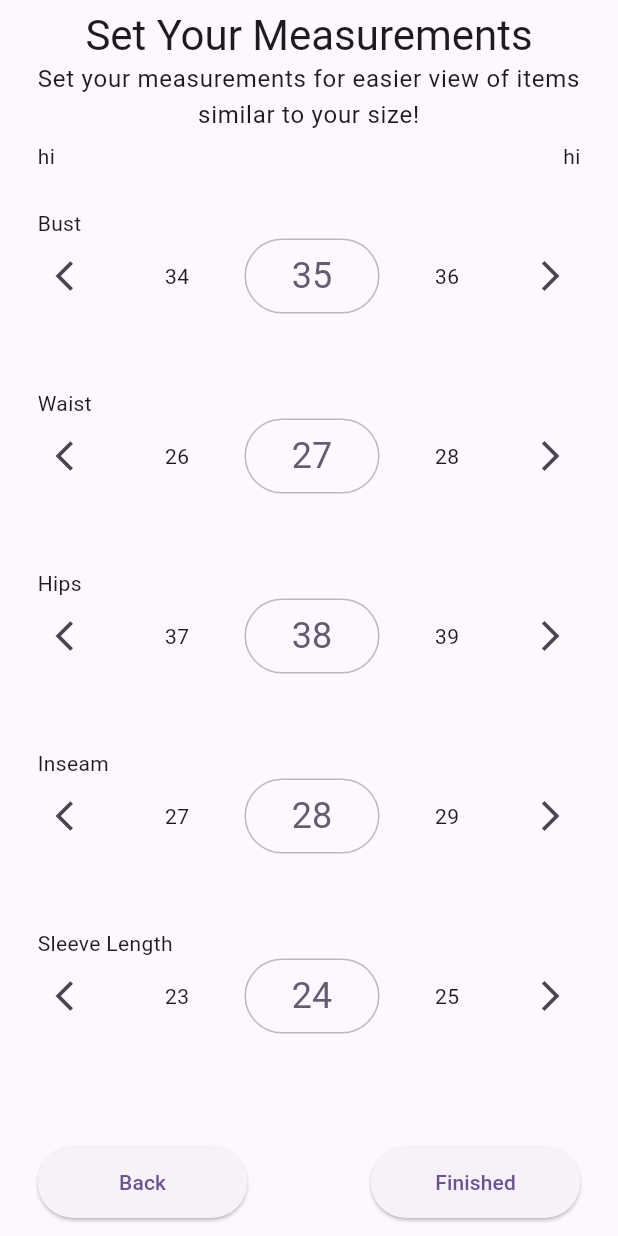
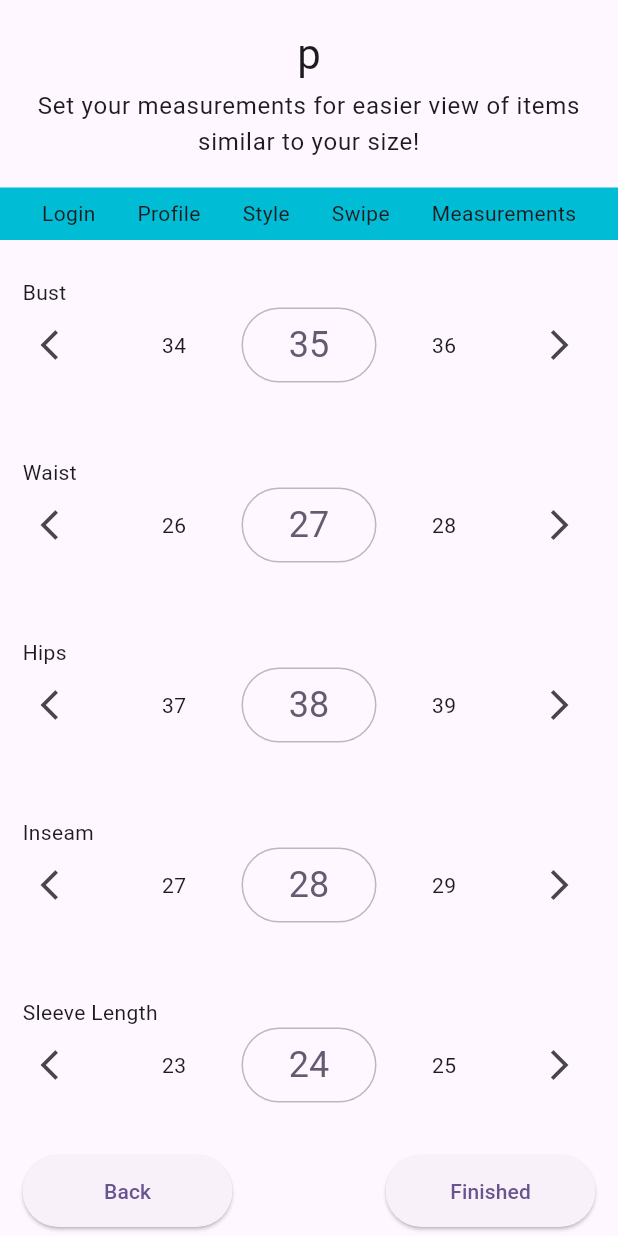
Before and after one commit to rndvouz/rndvouz_mobile_app, a Flutter app: the SignUpSize screen opened by its route, on a phone screen of 412 x 824 dp. Run offline on Flutter 3.47's test engine with Material 2 defaults, Android fonts, the phone set to English and light mode, and no system bars; drawn by our look-alikes of numberpicker.

Commit message:
update on progress for onboarding top part

```diff
--- a/app/lib/sign_up_size.dart
+++ b/app/lib/sign_up_size.dart
@@ -1,16 +1,70 @@
+import 'package:app/sign_up_top_bar.dart';
 import 'package:flutter/material.dart';
 import 'package:numberpicker/numberpicker.dart';
 
 import 'dart:developer' as developer;
 
 class SignUpSize extends StatefulWidget {
-  SignUpSize({super.key});
+  const SignUpSize({super.key});
 
   @override
-  _SignUpSizeState createState() => _SignUpSizeState();
+  SignUpSizeState createState() => SignUpSizeState();
 }
 
-class _SignUpSizeState extends State<SignUpSize> {
+class SignUpSizeState extends State<SignUpSize> {
+  final String step = 'measurements';
+
+  @override
+  Widget build(BuildContext context) {
+    return Scaffold(
+      body: SafeArea(
+        child: Column(
+          children: [
+            SignUpTopBar(),
+            Padding(
+              padding: const EdgeInsets.only(left: 15, right: 15),
+              child: Column(
+                children: [
+                  _setMeasurementBuilder('Bust', 35, 15, 50),
+                  _setMeasurementBuilder('Waist', 27, 15, 50),
+                  _setMeasurementBuilder('Hips', 38, 15, 50),
+                  _setMeasurementBuilder('Inseam', 28, 15, 50),
+                  _setMeasurementBuilder('Sleeve Length', 24, 15, 50),
+                  SizedBox(height: 10),
+                  Row(
+                    mainAxisAlignment: MainAxisAlignment.spaceBetween,
+                    children: [
+                      Column(
+                        children: <Widget>[
+                          ElevatedButton(
+                            onPressed: () {},
+                            style: ElevatedButton.styleFrom(
+                                fixedSize: Size(140.0, 48.0)),
+                            child: Text('Back'),
+                          )
+                        ],
+                      ),
+                      Column(
+                        children: <Widget>[
+                          ElevatedButton(
+                            onPressed: () {},
+                            style: ElevatedButton.styleFrom(
+                                fixedSize: Size(140.0, 48.0)),
+                            child: Text('Finished'),
+                          )
+                        ],
+                      ),
+                    ],
+                  ),
+                ],
+              ),
+            )
+          ],
+        ),
+      ),
+    );
+  }
+
   // Builder method
   Widget _setMeasurementBuilder(String label, int val, int min, int max) {
     return StatefulBuilder(
@@ -71,82 +125,4 @@ class _SignUpSizeState extends State<SignUpSize> {
       },
     );
   }
-
-  @override
-  Widget build(BuildContext context) {
-    return Scaffold(
-      body: Padding(
-        padding: EdgeInsets.only(left: 25.0, right: 25.0),
-        child: ListView(
-          children: [
-            SizedBox(height: 5),
-            Row(
-              mainAxisAlignment: MainAxisAlignment.center,
-              children: [
-                Text(
-                  'Set Your Measurements',
-                  style: Theme.of(context).textTheme.headlineMedium,
-                ),
-              ],
-            ),
-            Row(
-              mainAxisAlignment: MainAxisAlignment.center,
-              children: [
-                Flexible(
-                  child: Text(
-                    textAlign: TextAlign.center,
-                    'Set your measurements for easier view of items similar to your size!',
-                    style: Theme.of(context).textTheme.bodyLarge,
-                  ),
-                ),
-              ],
-            ),
-            SizedBox(height: 5),
-            Row(
-              mainAxisAlignment: MainAxisAlignment.spaceBetween,
-              children: [
-                Column(
-                  children: [Text('hi')],
-                ),
-                Column(
-                  children: [Text('hi')],
-                ),
-              ],
-            ),
-            _setMeasurementBuilder('Bust', 35, 15, 50),
-            _setMeasurementBuilder('Waist', 27, 15, 50),
-            _setMeasurementBuilder('Hips', 38, 15, 50),
-            _setMeasurementBuilder('Inseam', 28, 15, 50),
-            _setMeasurementBuilder('Sleeve Length', 24, 15, 50),
-            SizedBox(height: 50),
-            Row(
-              mainAxisAlignment: MainAxisAlignment.spaceBetween,
-              children: [
-                Column(
-                  children: <Widget>[
-                    ElevatedButton(
-                      onPressed: () {},
-                      style: ElevatedButton.styleFrom(
-                          fixedSize: Size(140.0, 48.0)),
-                      child: Text('Back'),
-                    )
-                  ],
-                ),
-                Column(
-                  children: <Widget>[
-                    ElevatedButton(
-                      onPressed: () {},
-                      style: ElevatedButton.styleFrom(
-                          fixedSize: Size(140.0, 48.0)),
-                      child: Text('Finished'),
-                    )
-                  ],
-                ),
-              ],
-            )
-          ],
-        ),
-      ),
-    );
-  }
 }
--- a/app/lib/sign_up_top_bar.dart
+++ b/app/lib/sign_up_top_bar.dart
@@ -1,14 +1,98 @@
 import 'package:flutter/material.dart';
+import 'dart:developer' as developer;
 
 class SignUpTopBar extends StatelessWidget {
   SignUpTopBar({super.key});
 
+  final individual = [
+    {
+      'state': 'Login',
+      'title': 'Set Up Your Login',
+      'description': 'This information will be used to login to your account.',
+    },
+    {
+      'state': 'Profile',
+      'title': 'Set Up Your Profile',
+      'description':
+          'This information will be displayed on your account to help others identify you.',
+    },
+    {
+      'state': 'Style',
+      'title': 'Select Your Style Interests',
+      'description':
+          'Select the styles that you want to see! This will help us cater the app to your interests!',
+    },
+    {
+      'state': 'Swipe',
+      'title': 'Swipe!',
+      'description':
+          'Swipe left if you don\'t like the item and right if you do. This will help us gauge your sense of style!',
+    },
+    {
+      'state': 'Measurements',
+      'title': 'Add Your Measurements',
+      'description':
+          'Add your measurements to help us find clothes that\'ll be a good fit!',
+    },
+  ];
+
   @override
   Widget build(BuildContext context) {
-    return Scaffold(
-      appBar: AppBar(
-        title: Text('Title Here'),
-      ),
+    return Column(
+      children: [
+        Padding(
+          padding: EdgeInsets.only(left: 15, right: 15),
+          child: Container(
+            height: 125,
+            child: Column(
+              mainAxisAlignment: MainAxisAlignment.center,
+              children: [
+                Column(
+                  children: [
+                    Row(
+                      mainAxisAlignment: MainAxisAlignment.center,
+                      children: [
+                        Text(
+                          'p',
+                          style: Theme.of(context).textTheme.headlineMedium,
+                        ),
+                      ],
+                    ),
+                    SizedBox(height: 5),
+                    Row(
+                      mainAxisAlignment: MainAxisAlignment.center,
+                      children: [
+                        Flexible(
+                          child: Text(
+                            textAlign: TextAlign.center,
+                            'Set your measurements for easier view of items similar to your size!',
+                            style: Theme.of(context).textTheme.bodyLarge,
+                          ),
+                        ),
+                      ],
+                    ),
+                  ],
+                ),
+              ],
+            ),
+          ),
+        ),
+        Container(
+          color: Colors.cyan,
+          height: 35,
+          child: Row(
+            mainAxisAlignment: MainAxisAlignment.spaceEvenly,
+            children: [
+              for (var label in individual) Text(label['state']!),
+            ],
+          ),
+        ),
+      ],
     );
   }
+
+  // Map<String, String> getField(){
+
+  //   switch
+  // }
 }
```
